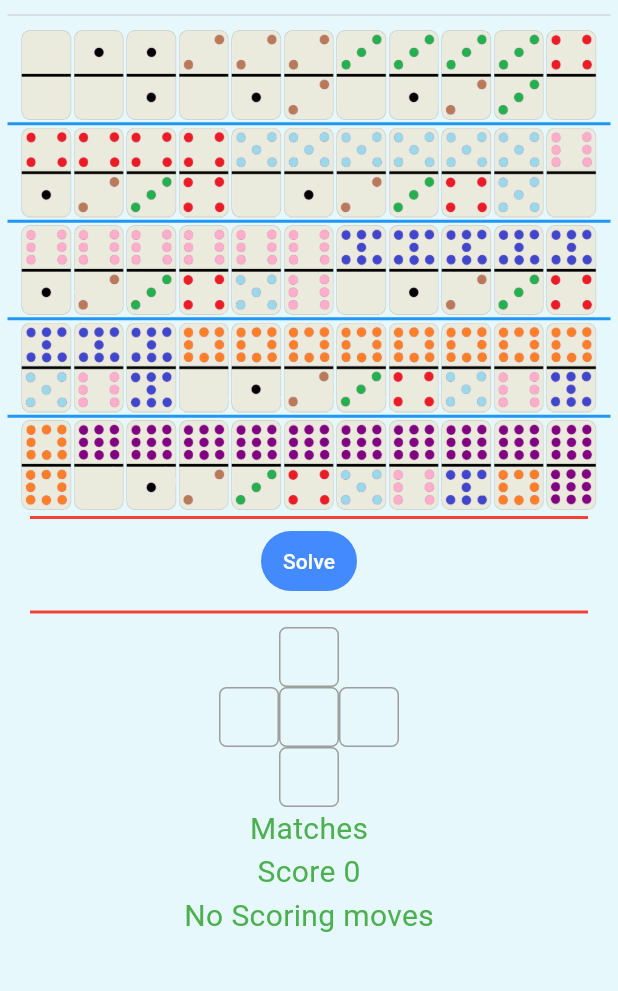
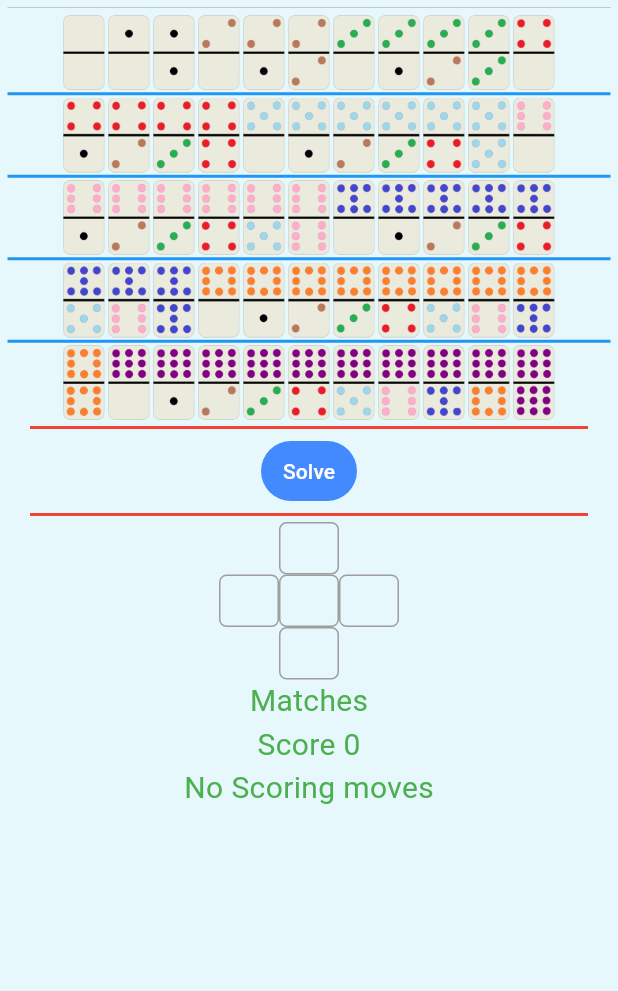
Before and after one commit to des-albert/domino, a Flutter app: the screen it shows after launch, after a tap on "Solve", on a phone screen of 412 x 824 dp, the part 84-1075 px from its top. Run offline on Flutter 3.47's test engine with Material 3 defaults, Android fonts, the phone set to English and light mode, and no system bars.

Commit message:
first commit

```diff
--- a/lib/main.dart
+++ b/lib/main.dart
@@ -39,10 +39,10 @@ class DominoForm extends StatefulWidget {
 }
 
 class _DominoFormState extends State<DominoForm> {
-  double iconHeight = 60.0;
-  double iconWidth = 35.0;
+  double iconHeight = 50.0;
+  double iconWidth = 30.0;
   double boxWidth = 40.0;
-  double boxHeight = 40.0;
+  double boxHeight = 35.0;
 
   List<Tile> bones = [
     Tile('0-0', 0, 0, 0),
@@ -919,7 +919,7 @@ class _DominoFormState extends State<DominoForm> {
               const Color.fromRGBO(14, 110, 140, 0.5333333333333333)),
       body: Column(children: [
         const Divider(
-          height: 20,
+          height: 10,
           thickness: 0,
           indent: 5,
           endIndent: 5,
@@ -1088,7 +1088,7 @@ class _DominoFormState extends State<DominoForm> {
         ),
         const Divider(
           color: Colors.red,
-          height: 20,
+          height: 10,
           thickness: 2,
           indent: 20,
           endIndent: 20,
```
